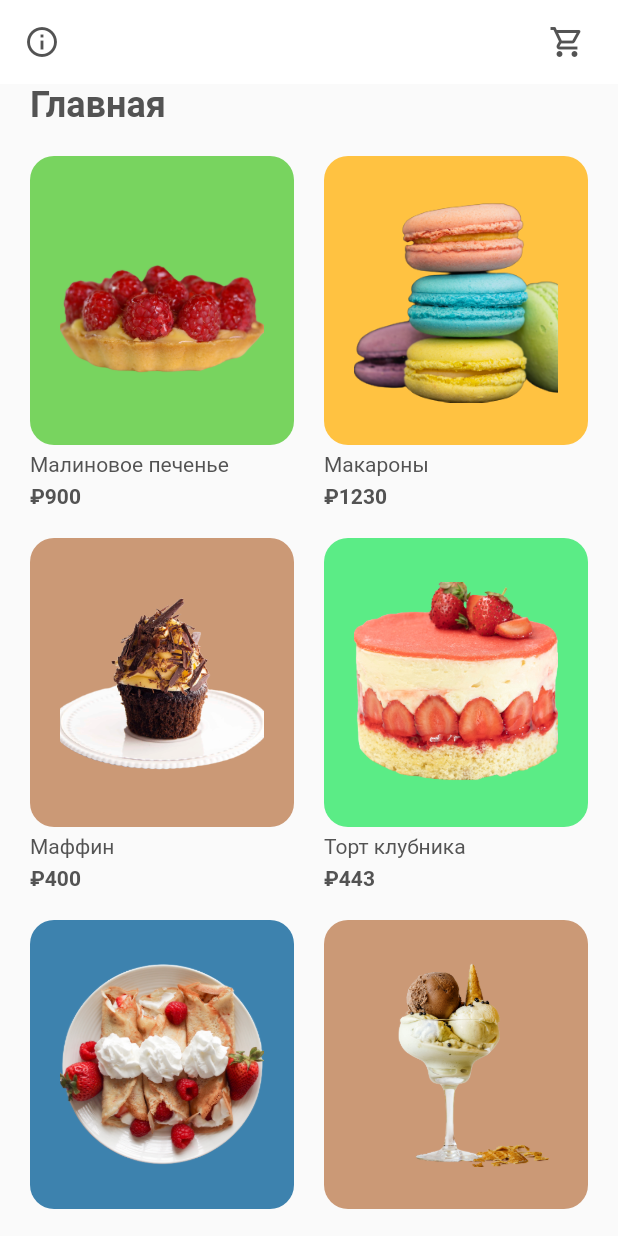
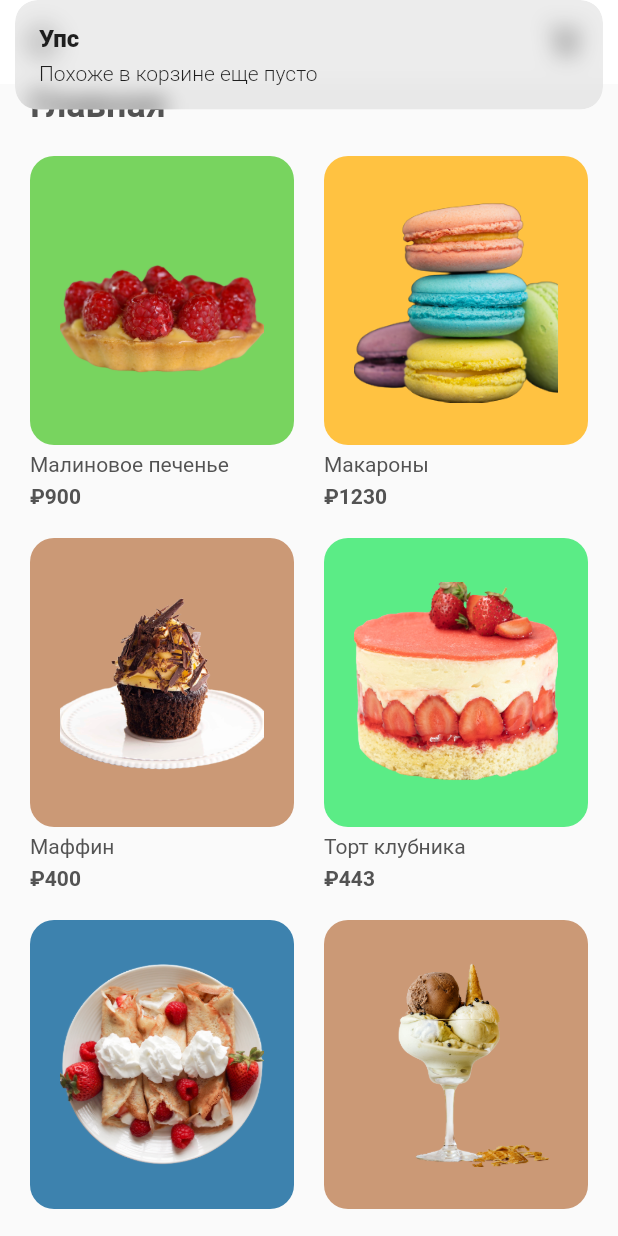
Before and after one commit to WyzleDev/Crossplatform-shop, a Flutter app: the screen it shows after launch, after a tap on the "shopping cart" icon, on a phone screen of 412 x 824 dp. Run offline on Flutter 3.47's test engine with Material 2 defaults, Android fonts, the phone set to English and light mode, and no system bars; our stand-ins replace animated_splash_screen, full_screen_image, get.

Commit message:
pre-relese fixes

```diff
--- a/lib/models/product.dart
+++ b/lib/models/product.dart
@@ -22,7 +22,7 @@ List<Product> products = [
     id: 1,
     title: 'Малиновое печенье',
     price: 900,
-    size: 5,
+    size: 10,
     description:
         "Lorem ipsum dolor sit amet, consectetur adipiscing elit. Morbi tincidunt, neque sed posuere hendrerit, enim massa condimentum lacus, in convallis. ",
     image: "assets/image/Coockie.png",
@@ -44,7 +44,7 @@ List<Product> products = [
     id: 3,
     title: 'Маффин',
     price: 400,
-    size: 5,
+    size: 6,
     description:
         "Lorem ipsum dolor sit amet, consectetur adipiscing elit. Morbi tincidunt, neque sed posuere hendrerit, enim massa condimentum lacus, in convallis. ",
     image: "assets/image/muffin.png",
@@ -55,7 +55,7 @@ List<Product> products = [
     id: 4,
     title: 'Торт клубника',
     price: 443,
-    size: 5,
+    size: 20,
     description:
         "Lorem ipsum dolor sit amet, consectetur adipiscing elit. Morbi tincidunt, neque sed posuere hendrerit, enim massa condimentum lacus, in convallis. ",
     image: "assets/image/Tort.png",
@@ -66,7 +66,7 @@ List<Product> products = [
     id: 5,
     title: 'Блины "Утро в деревне"',
     price: 200,
-    size: 5,
+    size: 10,
     description:
         "Lorem ipsum dolor sit amet, consectetur adipiscing elit. Morbi tincidunt, neque sed posuere hendrerit, enim massa condimentum lacus, in convallis. ",
     image: "assets/image/tarelkaSblinami.png",
@@ -77,7 +77,7 @@ List<Product> products = [
     id: 6,
     title: 'Мороженное',
     price: 400,
-    size: 5,
+    size: 10,
     description:
         "Lorem ipsum dolor sit amet, consectetur adipiscing elit. Morbi tincidunt, neque sed posuere hendrerit, enim massa condimentum lacus, in convallis. ",
     image: "assets/image/icecream.png",
@@ -91,7 +91,7 @@ List<Product> products = [
     price: 100,
     description:
         "Lorem ipsum dolor sit amet, consectetur adipiscing elit. Morbi tincidunt, neque sed posuere hendrerit, enim massa condimentum lacus, in convallis. ",
-    size: 10,
+    size: 6,
     color: const Color(0xffffc241),
     category: "Макароны",
   ),
--- a/lib/screens/cart/components/cart_controller.dart
+++ b/lib/screens/cart/components/cart_controller.dart
@@ -28,6 +28,10 @@ class CartController extends GetxController {
       _products[product] -= 1;
     }
   }
+  deleteAll(context){
+    _products = {}.obs;
+    Navigator.pop(context);
+  }
 
   get products => _products;
 
--- a/lib/screens/details/components/description.dart
+++ b/lib/screens/details/components/description.dart
@@ -15,7 +15,7 @@ class Description extends StatelessWidget {
       padding: const EdgeInsets.symmetric(vertical: kDefaultPadding/2),
       child: Text(
         product.description,
-        style: const TextStyle(height: 1.5),
+        style: const TextStyle(height: 1.5, fontSize: 16),
       ),
     );
   }
--- a/lib/screens/details/details_screen.dart
+++ b/lib/screens/details/details_screen.dart
@@ -5,6 +5,7 @@ import 'package:foxgold1/screens/cart/cart_screen.dart';
 import 'package:foxgold1/screens/cart/components/cart_controller.dart';
 import 'package:foxgold1/screens/details/components/body.dart';
 import 'package:get/get.dart';
+
 class DetailScreen extends StatelessWidget {
   final Product product;
   final CartController cartController = Get.find();
@@ -33,11 +34,10 @@ class DetailScreen extends StatelessWidget {
       actions: [
         IconButton(
             onPressed: () {
-              if (cartController.products.length > 0){
+              if (cartController.products.length > 0) {
                 Get.to(() => CartScreen());
-              }
-              else{
-                return;
+              } else {
+                Get.snackbar("Упс", "Похоже в корзине еще пусто");
               }
             },
             icon: const Icon(Icons.shopping_cart_outlined)),
--- a/lib/screens/home_screen.dart
+++ b/lib/screens/home_screen.dart
@@ -35,7 +35,7 @@ class HomeScreen extends StatelessWidget {
                   if (cartController.products.length > 0) {
                     Get.to(() => CartScreen());
                   } else {
-                    return;
+                    Get.snackbar("Упс", "Похоже в корзине еще пусто");
                   }
                 },
                 icon: const Icon(
```
Also changed, not shown: lib/models/UserModel.dart (added, +13 -0 lines), lib/screens/about_screen/about_screen.dart (+14 -5 lines), lib/screens/about_screen/components/body.dart (+12 -10 lines), lib/screens/cart/cart_screen.dart (+13 -4 lines), lib/users.dart (added, +10 -0 lines), assets/image/nastol.com.ua-408300.jpg (added), 2 other files.
